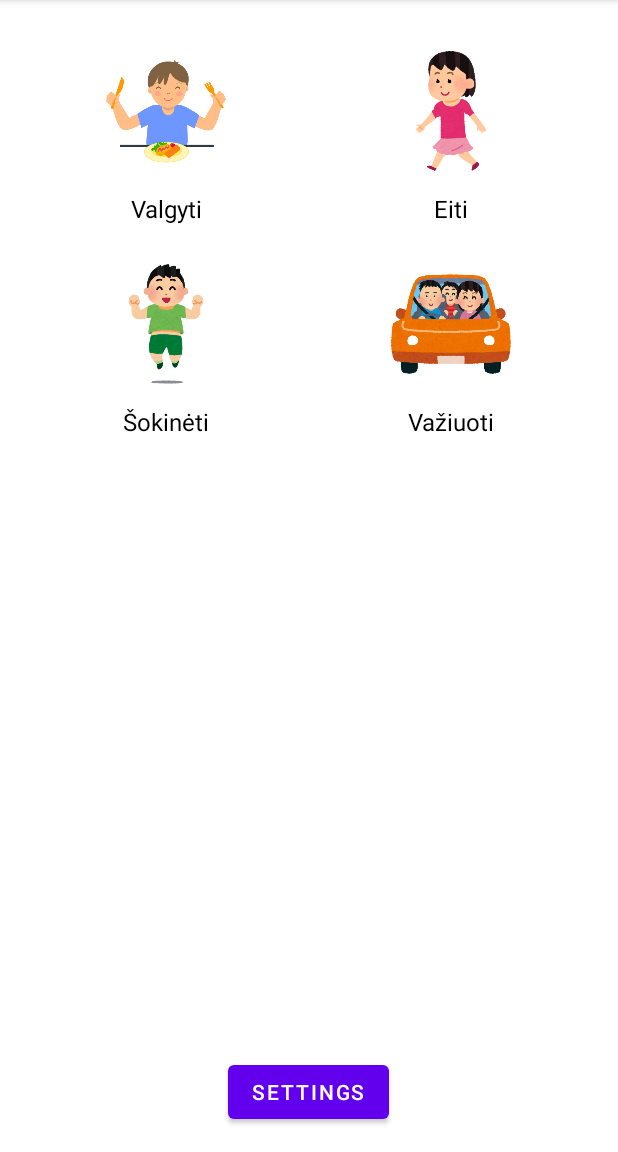
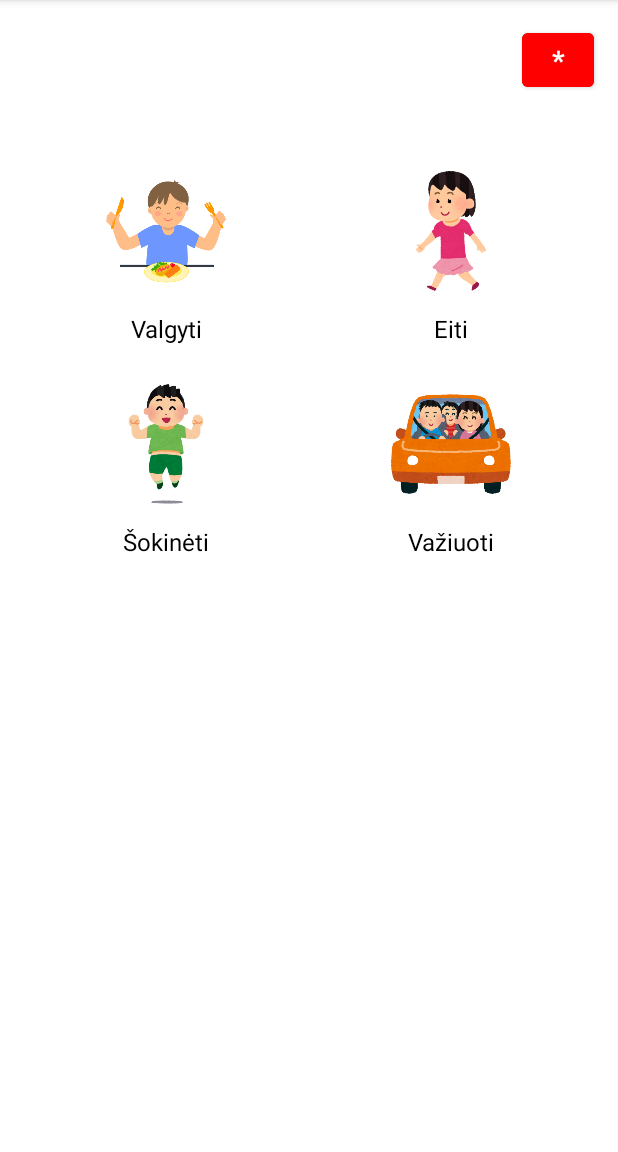
Before and after one commit to angelinabriciene/ElijahAlpha, an Android app: the screen it shows after launch (MainActivity), on a phone screen of 412 x 824 dp, the part 84-1236 px from its top. Run offline under Robolectric (Android 15) with nearby library versions, the phone set to English and light mode, and no system bars.

Commit message:
settings and layout corrected

```diff
--- a/app/src/main/java/com/example/elijahalpha/MainActivity.java
+++ b/app/src/main/java/com/example/elijahalpha/MainActivity.java
@@ -22,7 +22,7 @@ import java.util.Set;
 
 public class MainActivity extends AppCompatActivity implements CustomAdapter.OnItemClickListener {
 
-    private static final int PICK_IMAGE_REQUEST = 1;  // Add this to define the request code
+    private static final int PICK_IMAGE_REQUEST = 1;
     private List<Option> optionList;
     private TextToSpeech tts;
     private RecyclerView recyclerView;
@@ -40,10 +40,20 @@ public class MainActivity extends AppCompatActivity implements CustomAdapter.OnI
         recyclerView.setLayoutManager(new GridLayoutManager(this, 2)); // 2 columns for grid layout
 
         Button openSettingsButton = findViewById(R.id.open_settings_button);
-        openSettingsButton.setOnClickListener(v -> {
-            Intent intent = new Intent(MainActivity.this, SettingsActivity.class);
-            startActivity(intent);
+        openSettingsButton.setOnLongClickListener(new View.OnLongClickListener() {
+            @Override
+            public boolean onLongClick(View v) {
+                // After long press, open settings
+                Intent intent = new Intent(MainActivity.this, SettingsActivity.class);
+                startActivity(intent);
+                return true;  // Indicate the long press was handled
+            }
         });
+
+        // Optional: Toast message if user presses, but doesn't hold long enough
+        openSettingsButton.setOnClickListener(v ->
+                Toast.makeText(MainActivity.this, "Hold to open settings", Toast.LENGTH_SHORT).show()
+        );
 
         // Create button list for the RecyclerView
         itemList = new ArrayList<>();
--- a/app/src/main/res/layout/activity_main.xml
+++ b/app/src/main/res/layout/activity_main.xml
@@ -1,23 +1,38 @@
-<?xml version="1.0" encoding="utf-8"?>
-<LinearLayout xmlns:android="http://schemas.android.com/apk/res/android"
+<RelativeLayout xmlns:android="http://schemas.android.com/apk/res/android"
+    android:layout_width="match_parent"
+    android:layout_height="match_parent">
+
+    <!-- Settings Button in the top-right corner -->
+    <Button
+        android:id="@+id/open_settings_button"
+        android:layout_width="48dp"
+        android:layout_height="48dp"
+        android:backgroundTint="#FF0000"
+        android:text="*"
+        android:textColor="#FFFFFF"
+        android:layout_margin="16dp"
+        android:gravity="center"
+        android:textSize="18sp"
+        android:textStyle="bold"
+        android:layout_alignParentTop="true"
+        android:layout_alignParentEnd="true"
+        android:layout_marginTop="16dp"
+        android:layout_marginEnd="16dp" />
+
+    <!-- Main content with primary and secondary options -->
+    <LinearLayout
+        android:id="@+id/main_content_layout"
         android:layout_width="match_parent"
         android:layout_height="match_parent"
         android:orientation="vertical"
-    android:padding="16dp">
+        android:padding="16dp"
+        android:layout_below="@id/open_settings_button">
 
         <androidx.recyclerview.widget.RecyclerView
             android:id="@+id/recyclerView"
             android:layout_width="match_parent"
             android:layout_height="wrap_content"
             android:layout_weight="1" />
-
-    <Button
-        android:id="@+id/open_settings_button"
-        android:layout_width="wrap_content"
-        android:layout_height="wrap_content"
-        android:text="Settings"
-        android:layout_gravity="center_horizontal"
-        android:layout_marginTop="16dp" />
 
         <!-- Layout for showing secondary options dynamically -->
         <LinearLayout
@@ -27,3 +42,5 @@
             android:orientation="vertical" />
 
     </LinearLayout>
+
+</RelativeLayout>
```
Lines whose indentation alone changed are shown as unchanged.
